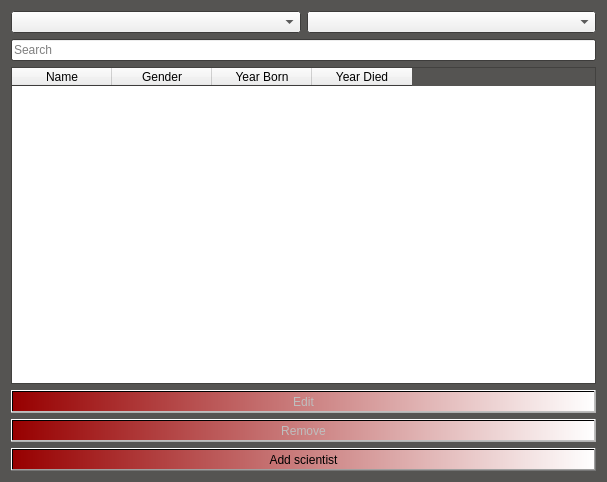
Above: EndurvinnslustöðATeam/Skil3/Ui/scientistsdisplay.ui from trunti/verklegtn-m before the change. Below: the same form after it.
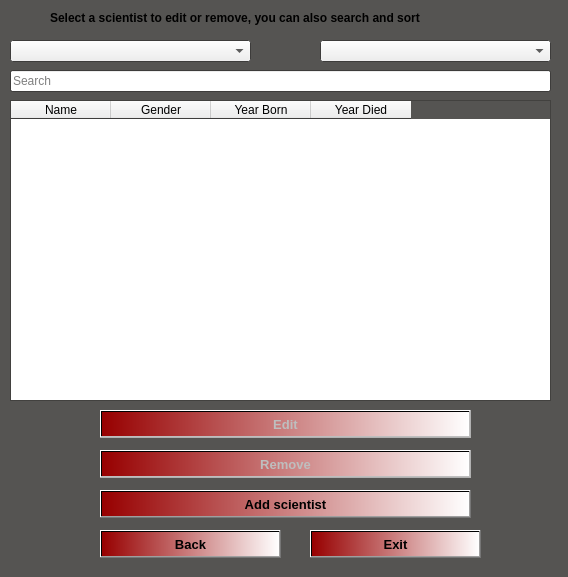
That is the form after the change. Icons and pictures are not drawn.

```diff
--- a/EndurvinnslustöðATeam/Skil3/Ui/scientistsdisplay.ui
+++ b/EndurvinnslustöðATeam/Skil3/Ui/scientistsdisplay.ui
@@ -6,8 +6,8 @@
    <rect>
     <x>0</x>
     <y>0</y>
-    <width>607</width>
-    <height>482</height>
+    <width>568</width>
+    <height>577</height>
    </rect>
   </property>
   <property name="palette">
@@ -81,26 +81,28 @@
    <iconset resource="../resource.qrc">
     <normaloff>:/icons/santa.png</normaloff>:/icons/santa.png</iconset>
   </property>
-  <layout class="QVBoxLayout" name="verticalLayout">
-   <item>
-    <layout class="QHBoxLayout" name="horizontalLayout">
-     <item>
-      <widget class="QComboBox" name="dropdown_order_by"/>
-     </item>
-     <item>
-      <widget class="QComboBox" name="dropdown_order_by_ascending"/>
-     </item>
-    </layout>
-   </item>
-   <item>
     <widget class="QLineEdit" name="Search_window">
+   <property name="geometry">
+    <rect>
+     <x>10</x>
+     <y>70</y>
+     <width>541</width>
+     <height>22</height>
+    </rect>
+   </property>
      <property name="placeholderText">
       <string>Search</string>
      </property>
     </widget>
-   </item>
-   <item>
     <widget class="QTableWidget" name="table_scientists">
+   <property name="geometry">
+    <rect>
+     <x>10</x>
+     <y>100</y>
+     <width>541</width>
+     <height>301</height>
+    </rect>
+   </property>
      <column>
       <property name="text">
        <string>Name</string>
@@ -122,12 +124,25 @@
       </property>
      </column>
     </widget>
-   </item>
-   <item>
     <widget class="QPushButton" name="Button_edit">
      <property name="enabled">
       <bool>false</bool>
      </property>
+   <property name="geometry">
+    <rect>
+     <x>100</x>
+     <y>410</y>
+     <width>371</width>
+     <height>28</height>
+    </rect>
+   </property>
+   <property name="font">
+    <font>
+     <pointsize>10</pointsize>
+     <weight>75</weight>
+     <bold>true</bold>
+    </font>
+   </property>
      <property name="styleSheet">
       <string notr="true">background-color: qlineargradient(spread:pad, x1:0, y1:0, x2:1, y2:0, stop:0 rgba(151, 0, 0, 255), stop:1 rgba(255, 255, 255, 255));
 </string>
@@ -136,12 +151,25 @@
       <string>Edit</string>
      </property>
     </widget>
-   </item>
-   <item>
     <widget class="QPushButton" name="Button_remove_sci">
      <property name="enabled">
       <bool>false</bool>
      </property>
+   <property name="geometry">
+    <rect>
+     <x>100</x>
+     <y>450</y>
+     <width>371</width>
+     <height>28</height>
+    </rect>
+   </property>
+   <property name="font">
+    <font>
+     <pointsize>10</pointsize>
+     <weight>75</weight>
+     <bold>true</bold>
+    </font>
+   </property>
      <property name="styleSheet">
       <string notr="true">background-color: qlineargradient(spread:pad, x1:0, y1:0, x2:1, y2:0, stop:0 rgba(151, 0, 0, 255), stop:1 rgba(255, 255, 255, 255));
 </string>
@@ -150,9 +178,22 @@
       <string>Remove</string>
      </property>
     </widget>
-   </item>
-   <item>
     <widget class="QPushButton" name="pushButton_add_scientist">
+   <property name="geometry">
+    <rect>
+     <x>100</x>
+     <y>490</y>
+     <width>371</width>
+     <height>28</height>
+    </rect>
+   </property>
+   <property name="font">
+    <font>
+     <pointsize>10</pointsize>
+     <weight>75</weight>
+     <bold>true</bold>
+    </font>
+   </property>
      <property name="styleSheet">
       <string notr="true">background-color: qlineargradient(spread:pad, x1:0, y1:0, x2:1, y2:0, stop:0 rgba(151, 0, 0, 255), stop:1 rgba(255, 255, 255, 255));
 </string>
@@ -161,8 +202,92 @@
       <string>Add scientist</string>
      </property>
     </widget>
-   </item>
-  </layout>
+  <widget class="QPushButton" name="Button_back">
+   <property name="geometry">
+    <rect>
+     <x>100</x>
+     <y>530</y>
+     <width>181</width>
+     <height>28</height>
+    </rect>
+   </property>
+   <property name="font">
+    <font>
+     <pointsize>10</pointsize>
+     <weight>75</weight>
+     <bold>true</bold>
+    </font>
+   </property>
+   <property name="styleSheet">
+    <string notr="true">background-color: qlineargradient(spread:pad, x1:0, y1:0, x2:1, y2:0, stop:0 rgba(151, 0, 0, 255), stop:1 rgba(255, 255, 255, 255));</string>
+   </property>
+   <property name="text">
+    <string>Back</string>
+   </property>
+  </widget>
+  <widget class="QPushButton" name="Button_exit">
+   <property name="geometry">
+    <rect>
+     <x>310</x>
+     <y>530</y>
+     <width>171</width>
+     <height>28</height>
+    </rect>
+   </property>
+   <property name="font">
+    <font>
+     <pointsize>10</pointsize>
+     <weight>75</weight>
+     <bold>true</bold>
+    </font>
+   </property>
+   <property name="styleSheet">
+    <string notr="true">background-color: qlineargradient(spread:pad, x1:0, y1:0, x2:1, y2:0, stop:0 rgba(151, 0, 0, 255), stop:1 rgba(255, 255, 255, 255));</string>
+   </property>
+   <property name="text">
+    <string>Exit</string>
+   </property>
+  </widget>
+  <widget class="QComboBox" name="dropdown_order_by">
+   <property name="geometry">
+    <rect>
+     <x>10</x>
+     <y>40</y>
+     <width>241</width>
+     <height>22</height>
+    </rect>
+   </property>
+  </widget>
+  <widget class="QComboBox" name="dropdown_order_by_ascending">
+   <property name="geometry">
+    <rect>
+     <x>320</x>
+     <y>40</y>
+     <width>231</width>
+     <height>22</height>
+    </rect>
+   </property>
+  </widget>
+  <widget class="QLabel" name="label">
+   <property name="geometry">
+    <rect>
+     <x>50</x>
+     <y>10</y>
+     <width>501</width>
+     <height>16</height>
+    </rect>
+   </property>
+   <property name="font">
+    <font>
+     <pointsize>9</pointsize>
+     <weight>75</weight>
+     <bold>true</bold>
+    </font>
+   </property>
+   <property name="text">
+    <string>&lt;html&gt;&lt;head/&gt;&lt;body&gt;&lt;p&gt;&lt;span style=&quot; font-size:9pt;&quot;&gt;Select a scientist to edit or remove, you can also search and sort&lt;/span&gt;&lt;/p&gt;&lt;/body&gt;&lt;/html&gt;</string>
+   </property>
+  </widget>
  </widget>
  <resources>
   <include location="../resource.qrc"/>
```
Lines whose indentation alone changed are shown as unchanged.
